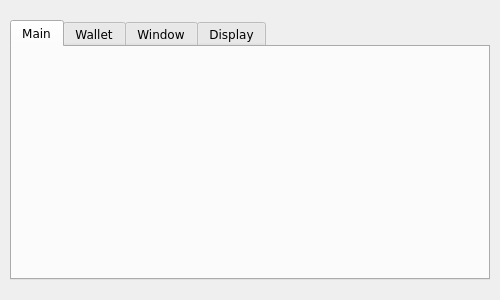
The window that client/gui/settings_form.ui (TemplateName56/Blockchain_Wallet) describes before a commit, drawn with Qt 5.
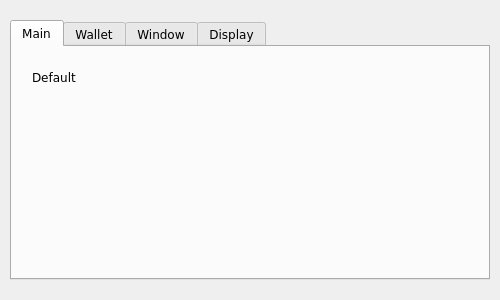
The same window after the commit. The open tabs and pages were chosen to show the change.

Diff of the .ui file:
```diff
--- a/client/gui/settings_form.ui
+++ b/client/gui/settings_form.ui
@@ -34,6 +34,19 @@
     <attribute name="title">
      <string>Main</string>
     </attribute>
+    <widget class="QLabel" name="label">
+     <property name="geometry">
+      <rect>
+       <x>20</x>
+       <y>20</y>
+       <width>60</width>
+       <height>20</height>
+      </rect>
+     </property>
+     <property name="text">
+      <string>Default </string>
+     </property>
+    </widget>
    </widget>
    <widget class="QWidget" name="walletSettings">
     <attribute name="title">
```
Left out of the diff: 2 changed lines with no effect on the pictures.
